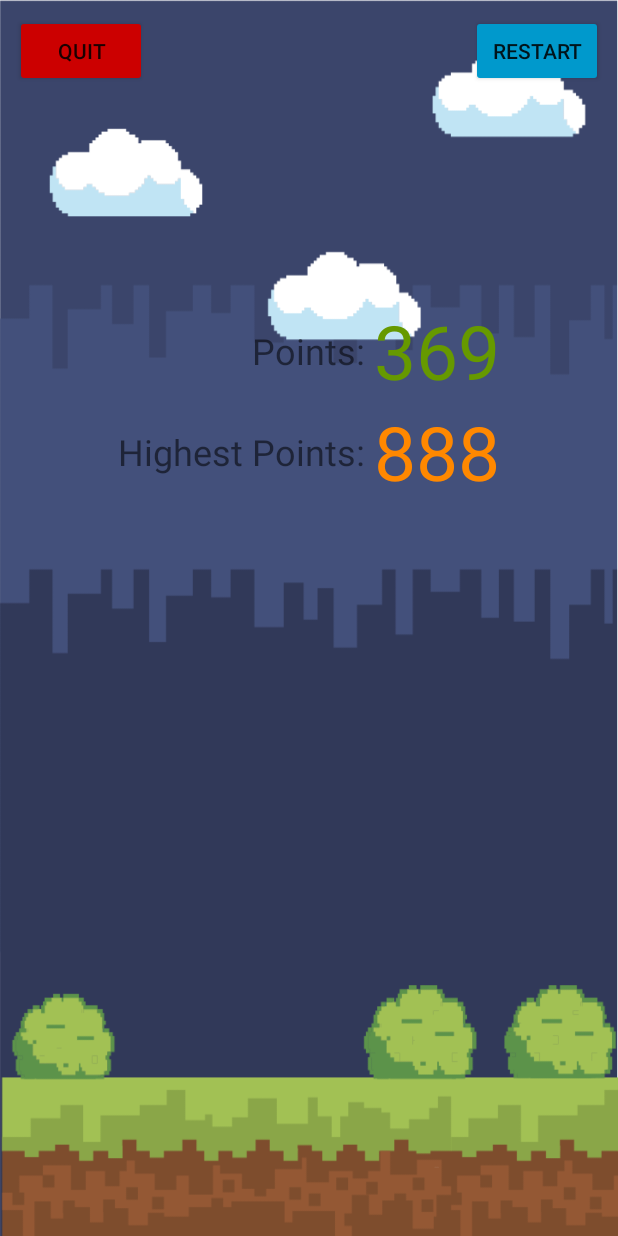
After one commit to shortiefel/CSD3156_TeamProject, an Android app: the layout activity_gameover.xml on its own in the app's theme, with its tools: preview values and no code run, on a phone screen of 412 x 824 dp. The commit adds this screen. Run offline under Robolectric (Android 15) with nearby library versions, the phone set to English and light mode, and no system bars.

Commit message:
followed the vid but not playing

```diff
--- a/CatchTheFruits/app/src/main/java/com/example/catchthefruits/MainActivity.kt
+++ b/CatchTheFruits/app/src/main/java/com/example/catchthefruits/MainActivity.kt
@@ -4,12 +4,14 @@ import android.os.Bundle
 import android.view.View
 import android.view.WindowManager
 import androidx.appcompat.app.AppCompatActivity
-
+import androidx.appcompat.app.AppCompatDelegate
 
 
 class MainActivity : AppCompatActivity() {
 
     override fun onCreate(savedInstanceState: Bundle?) {
+        //force the client device to use light mode for this app
+        AppCompatDelegate.setDefaultNightMode(AppCompatDelegate.MODE_NIGHT_NO);
         super.onCreate(savedInstanceState)
         setContentView(R.layout.activity_main)
         window.addFlags(WindowManager.LayoutParams.FLAG_KEEP_SCREEN_ON)
--- /dev/null
+++ b/CatchTheFruits/app/src/main/res/layout/activity_gameover.xml
@@ -0,0 +1,90 @@
+<?xml version="1.0" encoding="utf-8"?>
+<LinearLayout xmlns:android="http://schemas.android.com/apk/res/android"
+    android:orientation="vertical"
+    android:layout_width="match_parent"
+    android:layout_height="match_parent"
+    android:background="@drawable/main_bg">
+    <LinearLayout
+        android:layout_width="match_parent"
+        android:layout_height="200dp"
+        android:orientation="horizontal">
+
+        <Button
+            android:layout_width="wrap_content"
+            android:layout_height="wrap_content"
+            android:text="QUIT"
+            android:layout_marginLeft="10dp"
+            android:layout_marginTop="10dp"
+            android:backgroundTint="@android:color/holo_red_dark"
+            android:onClick="exit"/>
+        <View
+            android:layout_width="1dp"
+            android:layout_height="match_parent"
+            android:layout_weight="1"/>
+        <Button
+            android:layout_width="wrap_content"
+            android:layout_height="wrap_content"
+            android:layout_marginRight="10dp"
+            android:layout_marginTop="10dp"
+            android:backgroundTint="@android:color/holo_blue_dark"
+            android:text="RESTART"
+            android:onClick="restart"/>
+
+    </LinearLayout>
+
+    <LinearLayout
+        android:layout_width="match_parent"
+        android:layout_height="wrap_content"
+        android:gravity="center"
+        android:orientation="vertical">
+        <ImageView
+            android:layout_width="wrap_content"
+            android:layout_height="wrap_content"
+            android:id="@+id/imgViewNewHigh"
+            android:background="@drawable/bomb_2"
+            android:visibility="gone"/>
+        <TableLayout
+            android:layout_width="wrap_content"
+            android:layout_height="wrap_content">
+            <TableRow
+                android:layout_width="match_parent"
+                android:gravity="center">
+                <TextView
+                    android:layout_width="wrap_content"
+                    android:layout_height="wrap_content"
+                    android:text="Points: "
+                    android:textSize="24sp"
+                    android:layout_gravity="center|right"/>
+                <TextView
+                    android:id="@+id/points"
+                    android:layout_width="wrap_content"
+                    android:layout_height="wrap_content"
+                    android:text="369"
+                    android:textSize="50sp"
+                    android:textColor="@android:color/holo_green_dark"/>
+<!--                    android:fontFamily="@font/"/>-->
+            </TableRow>
+            <TableRow
+                android:layout_width="match_parent"
+                android:gravity="center">
+                <TextView
+                    android:layout_width="wrap_content"
+                    android:layout_height="wrap_content"
+                    android:text="Highest Points: "
+                    android:textSize="24sp"
+                    android:layout_gravity="center|right"/>
+                <TextView
+                    android:id="@+id/highpoints"
+                    android:layout_width="wrap_content"
+                    android:layout_height="wrap_content"
+                    android:text="888"
+                    android:textSize="50sp"
+                    android:textColor="@android:color/holo_orange_dark"/>
+<!--                    android:fontFamily="@font/"/>-->
+            </TableRow>
+        </TableLayout>
+        <View
+            android:layout_width="1dp"
+            android:layout_height="80dp"/>
+    </LinearLayout>
+</LinearLayout>
```
Also changed, not shown: CatchTheFruits/app/src/main/AndroidManifest.xml (+7 -3 lines), CatchTheFruits/app/src/main/java/com/example/catchthefruits/GameOver.kt (+48 -1 lines), CatchTheFruits/app/src/main/res/values/themes.xml (+7 -0 lines).
